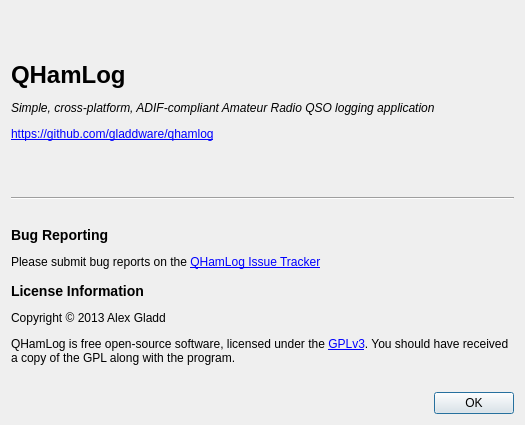
Qt form ui/aboutdialog.ui (gladdware/qhamlog) before a commit.
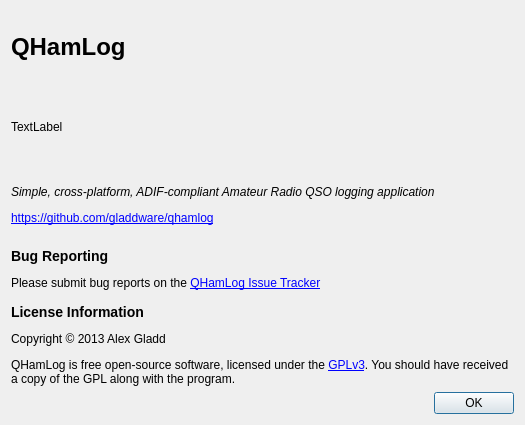
The same form after that commit.

Commit message: Add version information to about dialog

The edit to the form file:
```diff
--- a/ui/aboutdialog.ui
+++ b/ui/aboutdialog.ui
@@ -29,12 +29,25 @@
    <string>About QHamLog</string>
   </property>
   <layout class="QVBoxLayout" name="verticalLayout">
+   <item>
+    <widget class="QLabel" name="label">
+     <property name="text">
+      <string>&lt;html&gt;&lt;head/&gt;&lt;body&gt;&lt;h1&gt;QHamLog&lt;/h1&gt;&lt;/body&gt;&lt;/html&gt;</string>
+     </property>
+    </widget>
+   </item>
+   <item>
+    <widget class="QLabel" name="versionLabel">
+     <property name="text">
+      <string>TextLabel</string>
+     </property>
+    </widget>
+   </item>
    <item>
     <widget class="QLabel" name="label_2">
      <property name="text">
       <string>&lt;html&gt;&lt;head/&gt;
 &lt;body&gt;
-&lt;h1&gt;QHamLog&lt;/h1&gt;
 &lt;p&gt;&lt;span style=&quot; font-style:italic;&quot;&gt;Simple, cross-platform, ADIF-compliant Amateur Radio QSO logging application&lt;/span&gt;&lt;/p&gt;
 &lt;p&gt;&lt;a href=&quot;https://github.com/gladdware/qhamlog&quot;&gt;https://github.com/gladdware/qhamlog&lt;/a&gt;
 &lt;/body&gt;
@@ -48,13 +61,6 @@
      </property>
     </widget>
    </item>
-   <item>
-    <widget class="Line" name="line">
-     <property name="orientation">
-      <enum>Qt::Horizontal</enum>
-     </property>
-    </widget>
-   </item>
    <item>
     <widget class="QLabel" name="label_3">
      <property name="text">
```
The commit also changes 1 other file.
